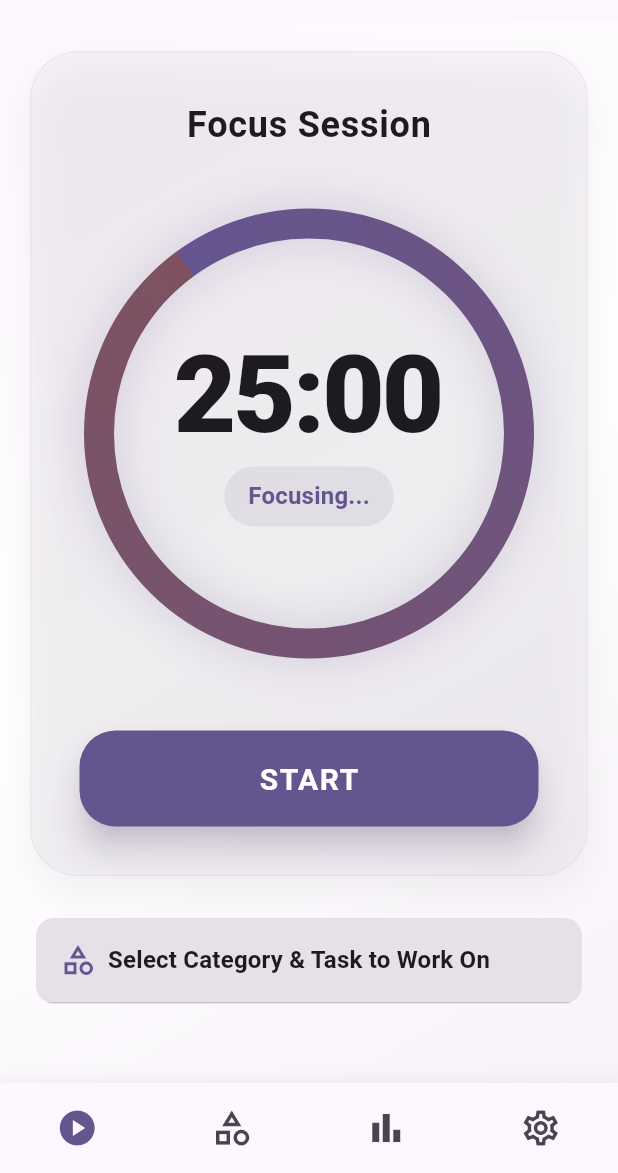
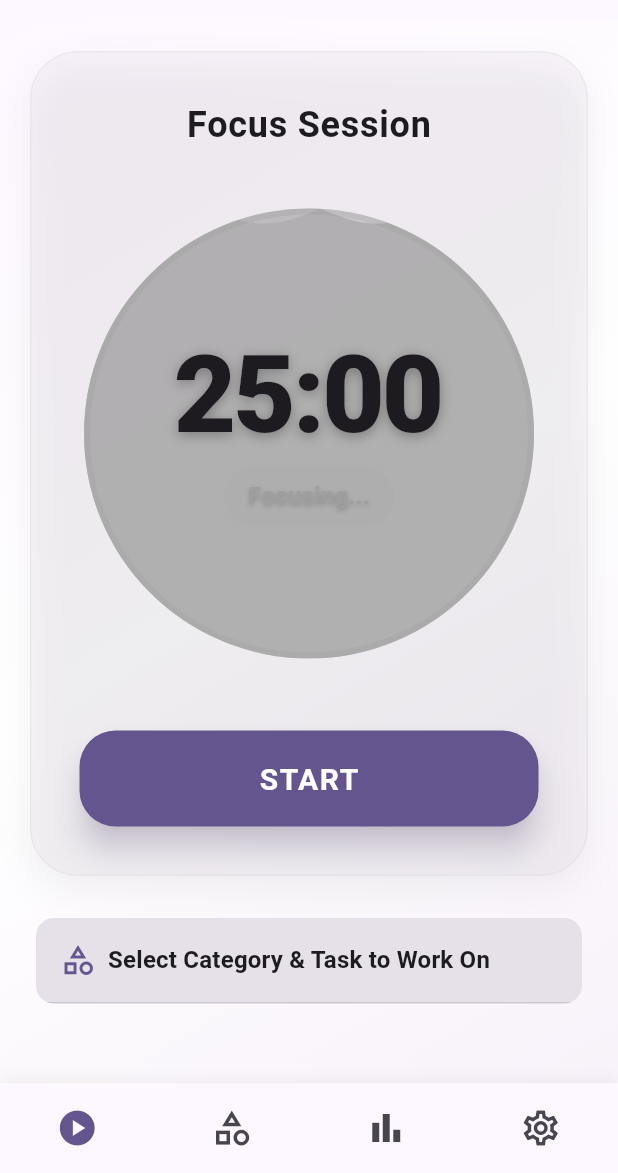
Before and after one commit to francesco-gaglione/focus_flow_app, a Flutter app: the screen it shows after launch, on a phone screen of 412 x 824 dp, the part 63-1236 px from its top. Run offline on Flutter 3.47's test engine with Material 3 defaults, Android fonts, the phone set to English and light mode, and no system bars; our stand-ins replace dio, easy_localization, equatable, fl_chart, flutter_bloc, flutter_dotenv and 6 more; missing offline and left inert: easy_localization_loader; network calls fail.

Commit message:
Refactor timer to use a water wave effect
Replaced the circular timer with a water wave animation. Added border
ring to improve visibility. Color indicator and border changed to gray
for breaks.

```diff
--- a/lib/presentation/widgets/focus/focus_timer.dart
+++ b/lib/presentation/widgets/focus/focus_timer.dart
@@ -112,6 +112,11 @@ class _FocusTimerWidgetState extends State<FocusTimerWidget>
 
     // Use theme colors instead of hardcoded values
     final accentColor = colorScheme.primary;
+    final isBreak = widget.sessionType == SessionTypeEnum.shortBreak ||
+        widget.sessionType == SessionTypeEnum.longBreak;
+    // Use gray for breaks or when not running (stopped), otherwise use accent color
+    final indicatorColor =
+        (isBreak || !isRunning) ? Colors.grey : accentColor;
     final trackColor = colorScheme.surfaceContainerHighest.withAlpha(
       (255 * 0.3).round(),
     );
@@ -195,46 +200,38 @@ class _FocusTimerWidgetState extends State<FocusTimerWidget>
                   child: Stack(
                     alignment: Alignment.center,
                     children: [
-                      // Background Track
-                      CustomPaint(
-                        size: const Size(300, 300),
-                        painter: _TimerPainter(
-                          progress: 1.0,
-                          color: trackColor,
-                          strokeWidth: 20,
+                      // Water Wave Timer
+                      ClipOval(
+                        child: Container(
+                          width: 300,
+                          height: 300,
+                          color: trackColor, // Background color for empty part
+                          child: AnimatedBuilder(
+                            animation: _controller,
+                            builder: (context, child) {
+                              return CustomPaint(
+                                painter: _WaterWavePainter(
+                                  progress: isOvertime ? 0.0 : progress,
+                                  color: isOvertime ? errorColor : indicatorColor,
+                                  animationValue: _controller.value,
+                                ),
+                              );
+                            },
+                          ),
                         ),
                       ),
-                      // Progress Arc with Gradient and Glow
-                      AnimatedBuilder(
-                        animation: _controller,
-                        builder: (context, child) {
-                          return CustomPaint(
-                            size: const Size(300, 300),
-                            painter: _TimerPainter(
-                              progress: isOvertime ? 1.0 : progress,
-                              color: isOvertime ? errorColor : accentColor,
-                              strokeWidth: 20,
-                              strokeCap: StrokeCap.round,
-                              gradientColors:
-                                  isOvertime
-                                      ? [
-                                        errorColor,
-                                        errorColor.withAlpha(
-                                          (255 * 0.7).round(),
-                                        ),
-                                      ]
-                                      : [accentColor, colorScheme.tertiary],
-                              withGlow: true,
-                              rotation: _controller.value * 2 * math.pi,
-                              glowOpacity:
-                                  0.3 +
-                                  0.2 *
-                                      math.sin(
-                                        _controller.value * 2 * math.pi,
-                                      ), // Pulse between 0.3 and 0.5
-                            ),
-                          );
-                        },
+                      // Border Ring
+                      Container(
+                        width: 300,
+                        height: 300,
+                        decoration: BoxDecoration(
+                          shape: BoxShape.circle,
+                          border: Border.all(
+                            color: (isOvertime ? errorColor : indicatorColor)
+                                .withOpacity(0.3),
+                            width: 4,
+                          ),
+                        ),
                       ),
                       Column(
                         mainAxisAlignment: MainAxisAlignment.center,
@@ -249,6 +246,13 @@ class _FocusTimerWidgetState extends State<FocusTimerWidget>
                               color: timerColor,
                               letterSpacing: -2.0,
                               height: 1.0,
+                              shadows: [
+                                Shadow(
+                                  color: Colors.black.withOpacity(0.3),
+                                  blurRadius: 10,
+                                  offset: const Offset(0, 2),
+                                ),
+                              ],
                             ),
                           ),
                           const SizedBox(height: 12),
@@ -258,7 +262,7 @@ class _FocusTimerWidgetState extends State<FocusTimerWidget>
                               vertical: 8,
                             ),
                             decoration: BoxDecoration(
-                              color: (isOvertime ? errorColor : accentColor)
+                              color: (isOvertime ? errorColor : indicatorColor)
                                   .withAlpha((255 * 0.1).round()),
                               borderRadius: BorderRadius.circular(20),
                             ),
@@ -267,8 +271,15 @@ class _FocusTimerWidgetState extends State<FocusTimerWidget>
                               style: Theme.of(
                                 context,
                               ).textTheme.titleMedium?.copyWith(
-                                color: isOvertime ? errorColor : accentColor,
+                                color: isOvertime ? errorColor : indicatorColor,
                                 fontWeight: FontWeight.bold,
+                                shadows: [
+                                  Shadow(
+                                    color: Colors.black.withOpacity(0.2),
+                                    blurRadius: 4,
+                                    offset: const Offset(0, 1),
+                                  ),
+                                ],
                               ),
                             ),
                           ),
@@ -430,83 +441,74 @@ class _FocusTimerWidgetState extends State<FocusTimerWidget>
   }
 }
 
-/// Custom painter for circular timer
-class _TimerPainter extends CustomPainter {
-  final double progress;
+/// Custom painter for water wave effect
+class _WaterWavePainter extends CustomPainter {
+  final double progress; // 0.0 to 1.0 (1.0 = full)
   final Color color;
-  final double strokeWidth;
-  final StrokeCap strokeCap;
-  final List<Color>? gradientColors;
-  final bool withGlow;
-  final double rotation;
-  final double glowOpacity;
+  final double animationValue;
 
-  _TimerPainter({
+  _WaterWavePainter({
     required this.progress,
     required this.color,
-    this.strokeWidth = 8,
-    this.strokeCap = StrokeCap.butt,
-    this.gradientColors,
-    this.withGlow = false,
-    this.rotation = 0.0,
-    this.glowOpacity = 0.4,
+    required this.animationValue,
   });
 
   @override
   void paint(Canvas canvas, Size size) {
-    final center = Offset(size.width / 2, size.height / 2);
-    final radius = (size.width - strokeWidth) / 2;
-    final rect = Rect.fromCircle(center: center, radius: radius);
+    final paint = Paint()
+      ..color = color.withOpacity(0.6)
+      ..style = PaintingStyle.fill;
 
-    final paint =
-        Paint()
-          ..strokeWidth = strokeWidth
-          ..strokeCap = strokeCap
-          ..style = PaintingStyle.stroke;
+    final path = Path();
 
-    if (gradientColors != null && gradientColors!.isNotEmpty) {
-      paint.shader = SweepGradient(
-        colors: gradientColors!,
-        startAngle: -math.pi / 2 + rotation,
-        endAngle: 2 * math.pi - math.pi / 2 + rotation,
-        tileMode: TileMode.repeated,
-        transform: GradientRotation(rotation),
-      ).createShader(rect);
-    } else {
-      paint.color = color;
+    // Calculate water level height from bottom
+    final waterHeight = size.height * progress;
+    final baseHeight = size.height - waterHeight;
+
+    path.moveTo(0, baseHeight);
+
+    // Draw wave
+    // Wave parameters
+    const waveAmplitude = 10.0;
+    const waveFrequency = 2.0;
+
+    for (double x = 0; x <= size.width; x++) {
+      final y = baseHeight +
+          math.sin((x / size.width * waveFrequency * math.pi * 2) + (animationValue * math.pi * 2)) * waveAmplitude;
+      path.lineTo(x, y);
     }
 
-    if (withGlow) {
-      final glowPaint =
-          Paint()
-            ..strokeWidth = strokeWidth
-            ..strokeCap = strokeCap
-            ..style = PaintingStyle.stroke
-            ..color = (gradientColors?.first ?? color).withAlpha(
-              (glowOpacity * 255).round(),
-            )
-            ..maskFilter = const MaskFilter.blur(BlurStyle.normal, 15);
+    path.lineTo(size.width, size.height);
+    path.lineTo(0, size.height);
+    path.close();
 
-      canvas.drawArc(
-        rect,
-        -math.pi / 2,
-        2 * math.pi * progress,
-        false,
-        glowPaint,
-      );
+    canvas.drawPath(path, paint);
+
+    // Draw a second wave behind with slightly different phase/opacity for depth
+    final paint2 = Paint()
+      ..color = color.withOpacity(0.4)
+      ..style = PaintingStyle.fill;
+
+    final path2 = Path();
+    path2.moveTo(0, baseHeight);
+
+    for (double x = 0; x <= size.width; x++) {
+      final y = baseHeight +
+          math.sin((x / size.width * waveFrequency * math.pi * 2) + (animationValue * math.pi * 2) + math.pi) * waveAmplitude;
+      path2.lineTo(x, y);
     }
 
-    canvas.drawArc(rect, -math.pi / 2, 2 * math.pi * progress, false, paint);
+    path2.lineTo(size.width, size.height);
+    path2.lineTo(0, size.height);
+    path2.close();
+
+    canvas.drawPath(path2, paint2);
   }
 
   @override
-  bool shouldRepaint(_TimerPainter oldDelegate) {
+  bool shouldRepaint(_WaterWavePainter oldDelegate) {
     return oldDelegate.progress != progress ||
         oldDelegate.color != color ||
-        oldDelegate.strokeWidth != strokeWidth ||
-        oldDelegate.gradientColors != gradientColors ||
-        oldDelegate.withGlow != withGlow ||
-        oldDelegate.rotation != rotation ||
-        oldDelegate.glowOpacity != glowOpacity;
+        oldDelegate.animationValue != animationValue;
   }
 }
```
